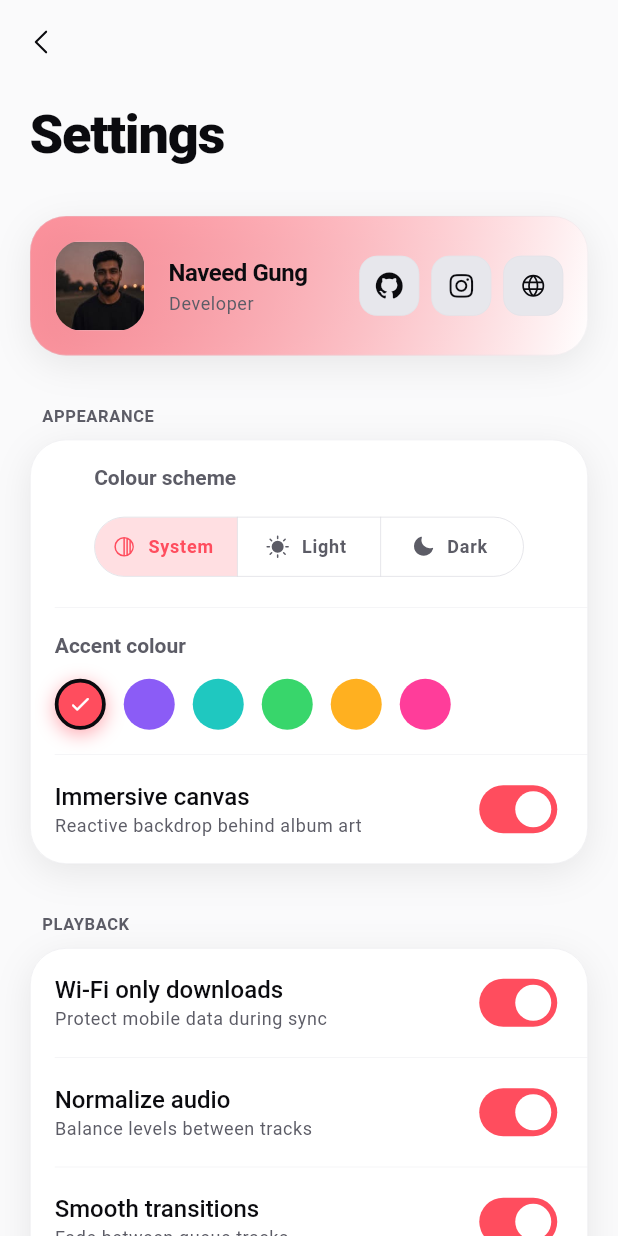
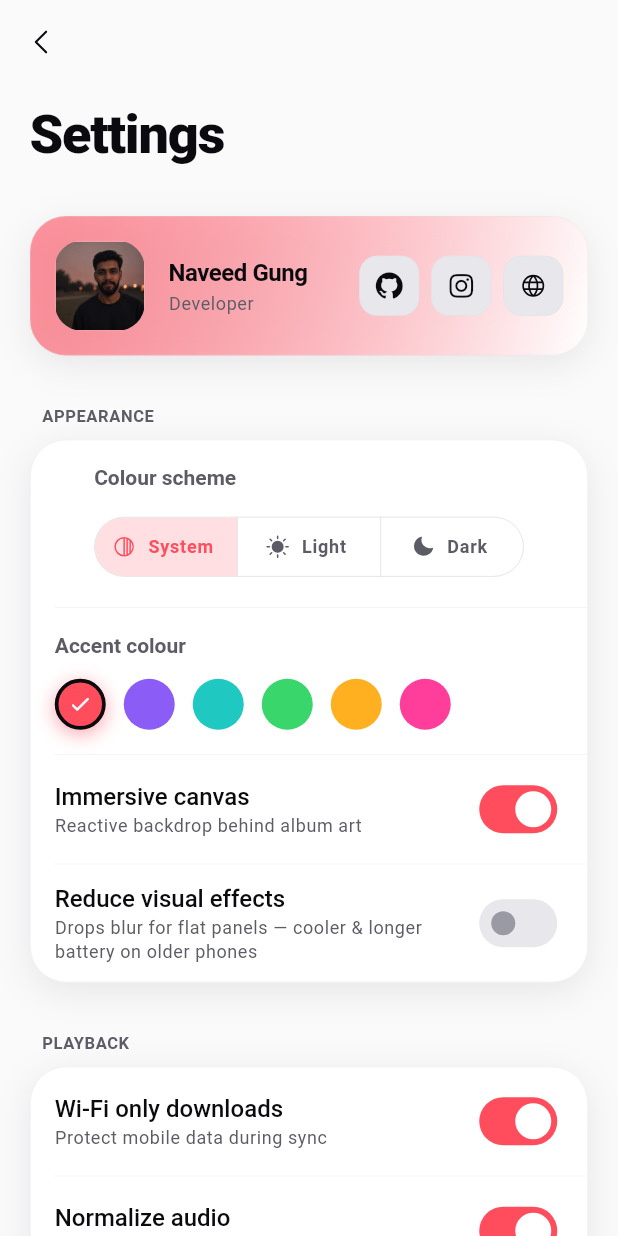
Before and after one commit to naveed-gung/Monolith, a Flutter app: the SettingsPage screen opened directly, on a phone screen of 412 x 824 dp. Run offline on Flutter 3.47's test engine with Material 3 defaults, Android fonts, the phone set to English and light mode, and no system bars; our stand-ins replace connectivity_plus, font_awesome_flutter, just_audio, just_audio_background, on_audio_query, phosphor_flutter and 2 more; missing offline and left inert: audio_session, file_selector, file_selector_platform_interface, youtube_explode_dart; accounts and stored records are empty; statements that could not run were skipped.

Commit message:
perf(shell): cut sustained GPU heat from always-on backdrop blurs
The iPhone X (A11) ran hot during playback. Root cause is the two
always-on-screen BackdropFilter blurs (bottom nav + mini-player glass),
the single most expensive GPU primitive on older A-series chips.

- Isolate each blur in its own RepaintBoundary so an unrelated repaint
  cannot dirty and re-rasterise the cached blurred layer.
- Drop blur sigma: nav 28->14, glass 22->12 (visually near-identical,
  far cheaper to read back and re-blur on A11).
- Add a "Reduce visual effects" toggle (Settings -> Appearance) that
  swaps every BackdropFilter for a flat translucent fill -- the biggest
  single heat/battery win on low-power hardware.
- Cap the player artwork glow (max blur ~36, was ~54) and quantise its
  bass value to 0.1 steps so the blurred shadow stops re-rasterising
  every frame; honours the new reduce-effects flag.

Note: code-side fix only -- on-device raster-thread/temperature
measurement still pending a device (built on Windows).

Co-Authored-By: Claude Opus 4.8 <noreply@anthropic.com>

```diff
--- a/lib/src/app/state/app_controller.dart
+++ b/lib/src/app/state/app_controller.dart
@@ -26,6 +26,7 @@ class MonolithController extends ChangeNotifier {
   static const _kNormalize = 'pref_normalize';
   static const _kTransitions = 'pref_transitions';
   static const _kCanvas = 'pref_canvas';
+  static const _kReduceEffects = 'pref_reduce_effects';
   static const _kHaptics = 'pref_haptics';
   static const _kEqEnabled = 'pref_eq_enabled';
   static const _kEqGains = 'pref_eq_gains';
@@ -123,6 +124,11 @@ class MonolithController extends ChangeNotifier {
   bool _normalizeAudio = true;
   bool _smoothTransitions = true;
   bool _immersiveCanvas = true;
+  // When on, every BackdropFilter blur in the shell is replaced by a flat
+  // translucent fill. Blur readback is the single most expensive GPU primitive
+  // on older A-series chips (iPhone X / A11), so this is the biggest heat win on
+  // low-power hardware. See [[project-release-103]] heat notes.
+  bool _reduceVisualEffects = false;
   bool _hapticsEnabled = true;
   bool _equalizerEnabled = false;
   final HapticsService _haptics = HapticsService();
@@ -164,6 +170,7 @@ class MonolithController extends ChangeNotifier {
   bool get normalizeAudio => _normalizeAudio;
   bool get smoothTransitions => _smoothTransitions;
   bool get immersiveCanvas => _immersiveCanvas;
+  bool get reduceVisualEffects => _reduceVisualEffects;
   bool get hapticsEnabled => _hapticsEnabled;
   bool get isPlayerOpen => _isPlayerOpen;
   bool get supportsAppleMusicImportPrompt =>
@@ -517,6 +524,13 @@ class MonolithController extends ChangeNotifier {
     if (_immersiveCanvas == value) return;
     _immersiveCanvas = value;
     _prefs?.setBool(_kCanvas, value);
+    notifyListeners();
+  }
+
+  void setReduceVisualEffects(bool value) {
+    if (_reduceVisualEffects == value) return;
+    _reduceVisualEffects = value;
+    _prefs?.setBool(_kReduceEffects, value);
     notifyListeners();
   }
 
@@ -1217,6 +1231,7 @@ class MonolithController extends ChangeNotifier {
     _normalizeAudio = p.getBool(_kNormalize) ?? true;
     _smoothTransitions = p.getBool(_kTransitions) ?? true;
     _immersiveCanvas = p.getBool(_kCanvas) ?? true;
+    _reduceVisualEffects = p.getBool(_kReduceEffects) ?? false;
     _hapticsEnabled = p.getBool(_kHaptics) ?? true;
     _haptics.enabled = _hapticsEnabled;
     _equalizerEnabled = p.getBool(_kEqEnabled) ?? false;
--- a/lib/src/features/settings/presentation/settings_page.dart
+++ b/lib/src/features/settings/presentation/settings_page.dart
@@ -221,6 +221,14 @@ class SettingsPage extends StatelessWidget {
                     subtitle: 'Reactive backdrop behind album art',
                     value: controller.immersiveCanvas,
                     onChanged: controller.setImmersiveCanvas,
+                  ),
+                  _Divider(),
+                  _ToggleRow(
+                    title: 'Reduce visual effects',
+                    subtitle: 'Drops blur for flat panels — cooler & '
+                        'longer battery on older phones',
+                    value: controller.reduceVisualEffects,
+                    onChanged: controller.setReduceVisualEffects,
                   ),
                 ],
               ),
```
Also changed, not shown: lib/src/core/widgets/glass_panel.dart (+25 -6 lines), lib/src/features/player/presentation/player_page.dart (+16 -8 lines), lib/src/features/shell/presentation/music_shell.dart (+21 -6 lines).
